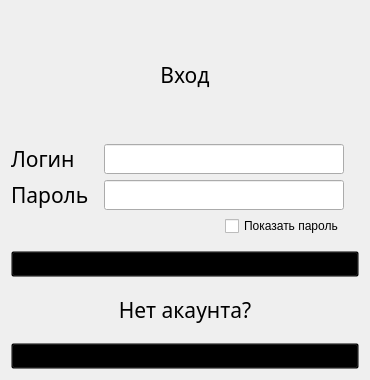
lirthu/kursach, file authorize.ui: the form before one commit.
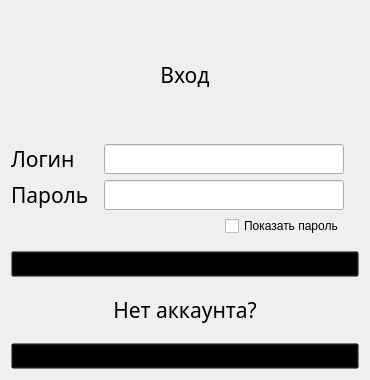
The form after the commit.

Diff of the .ui file:
```diff
--- a/authorize.ui
+++ b/authorize.ui
@@ -177,7 +177,7 @@
         <cursorShape>ArrowCursor</cursorShape>
        </property>
        <property name="text">
-        <string>Нет акаунта?</string>
+        <string>Нет аккаунта?</string>
        </property>
        <property name="alignment">
         <set>Qt::AlignCenter</set>
```
